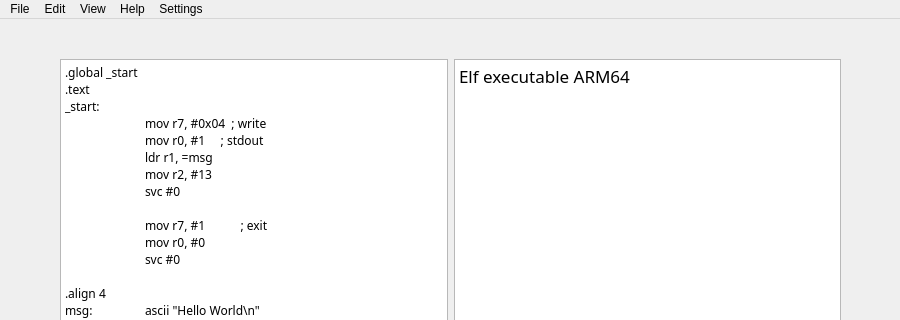
This is ui/mainwindow.ui in atwardzik/hxutil as Qt 5 draws it before an edit; both pictures show x 0 to 900 and y 0 to 320 of the 900 by 700 pixel window. The edited form follows.
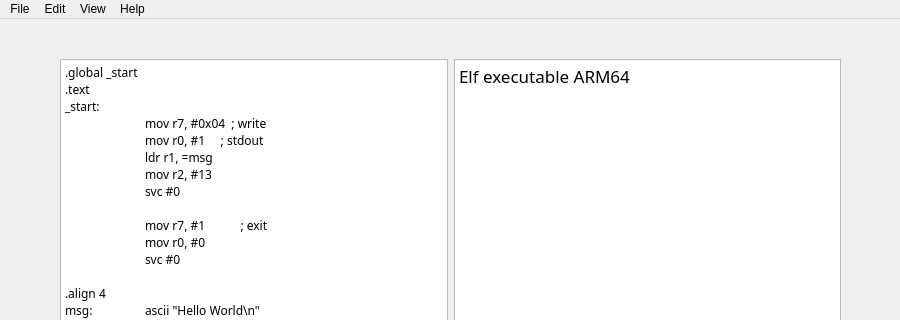
This is the edited form.

Diff of the .ui file:
```diff
--- a/ui/mainwindow.ui
+++ b/ui/mainwindow.ui
@@ -149,16 +149,10 @@
     </property>
     <addaction name="actionContact"/>
    </widget>
-   <widget class="QMenu" name="menuSettings">
-    <property name="title">
-     <string>Settings</string>
-    </property>
-   </widget>
    <addaction name="menuFile"/>
    <addaction name="menuEdit"/>
    <addaction name="menuView"/>
    <addaction name="menuHelp"/>
-   <addaction name="menuSettings"/>
   </widget>
   <action name="actionSave">
    <property name="text">
```
Left out of the diff: 6 changed lines with no effect on the pictures.
